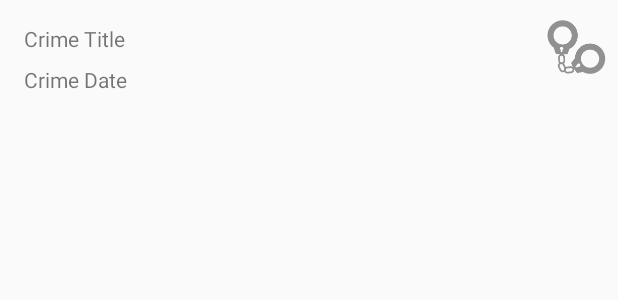
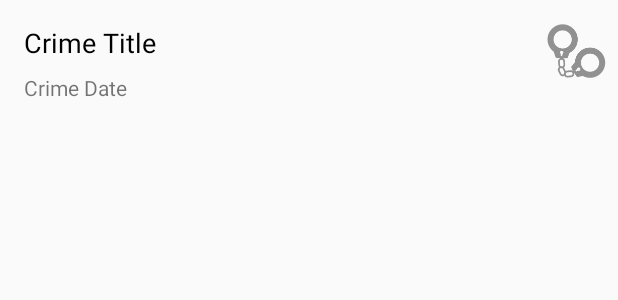
Before and after one commit to JigsawCorp/Android, an Android app: the layout list_item_crime.xml on its own in the app's theme, with its tools: preview values and no code run, on a phone screen of 412 x 824 dp. Shown: the top 300 px of the screen. Run offline under Robolectric (Android 15) with nearby library versions, the light colour scheme and no system bars.

Commit message:
Chapter 9 finished

```diff
--- a/CriminalIntent/app/src/main/java/com/bignerdranch/android/criminalintent/CrimeListFragment.java
+++ b/CriminalIntent/app/src/main/java/com/bignerdranch/android/criminalintent/CrimeListFragment.java
@@ -8,6 +8,7 @@ import android.support.v7.widget.RecyclerView;
 import android.view.LayoutInflater;
 import android.view.View;
 import android.view.ViewGroup;
+import android.widget.ImageView;
 import android.widget.TextView;
 import android.widget.Toast;
 
@@ -43,6 +44,7 @@ public class CrimeListFragment extends Fragment {
 
         protected TextView mTitleTextView;
         protected TextView mDateTextView;
+        private ImageView mSolvedImageView;
 
 
         public CrimeHolder(LayoutInflater inflater, ViewGroup parent) {
@@ -51,6 +53,7 @@ public class CrimeListFragment extends Fragment {
 
             mTitleTextView = (TextView) itemView.findViewById(R.id.crime_title);
             mDateTextView = (TextView) itemView.findViewById(R.id.crime_date);
+            mSolvedImageView = (ImageView) itemView.findViewById(R.id.crime_solved);
         }
 
 
@@ -58,6 +61,7 @@ public class CrimeListFragment extends Fragment {
             mCrime = crime;
             mTitleTextView.setText(mCrime.getTitle());
             mDateTextView.setText(mCrime.getDate().toString());
+            mSolvedImageView.setVisibility(crime.isSolved() ? View.VISIBLE : View.INVISIBLE);
         }
 
         @Override
--- a/CriminalIntent/app/src/main/res/layout/list_item_crime.xml
+++ b/CriminalIntent/app/src/main/res/layout/list_item_crime.xml
@@ -8,7 +8,7 @@
     tools:layout_editor_absoluteY="81dp">
 
     <ImageView
-        android:id="@+id/imageView"
+        android:id="@+id/crime_solved"
         android:layout_width="wrap_content"
         android:layout_height="wrap_content"
         android:layout_marginBottom="8dp"
@@ -27,7 +27,9 @@
         android:layout_marginStart="16dp"
         android:layout_marginTop="16dp"
         android:text="Crime Title"
-        app:layout_constraintEnd_toStartOf="@+id/imageView"
+        android:textColor="@android:color/black"
+        android:textSize="18sp"
+        app:layout_constraintEnd_toStartOf="@+id/crime_solved"
         app:layout_constraintStart_toStartOf="parent"
         app:layout_constraintTop_toTopOf="parent" />
 
@@ -39,7 +41,7 @@
         android:layout_marginStart="16dp"
         android:layout_marginTop="8dp"
         android:text="Crime Date"
-        app:layout_constraintEnd_toStartOf="@+id/imageView"
+        app:layout_constraintEnd_toStartOf="@+id/crime_solved"
         app:layout_constraintStart_toStartOf="parent"
         app:layout_constraintTop_toBottomOf="@+id/crime_title" />
 
```
